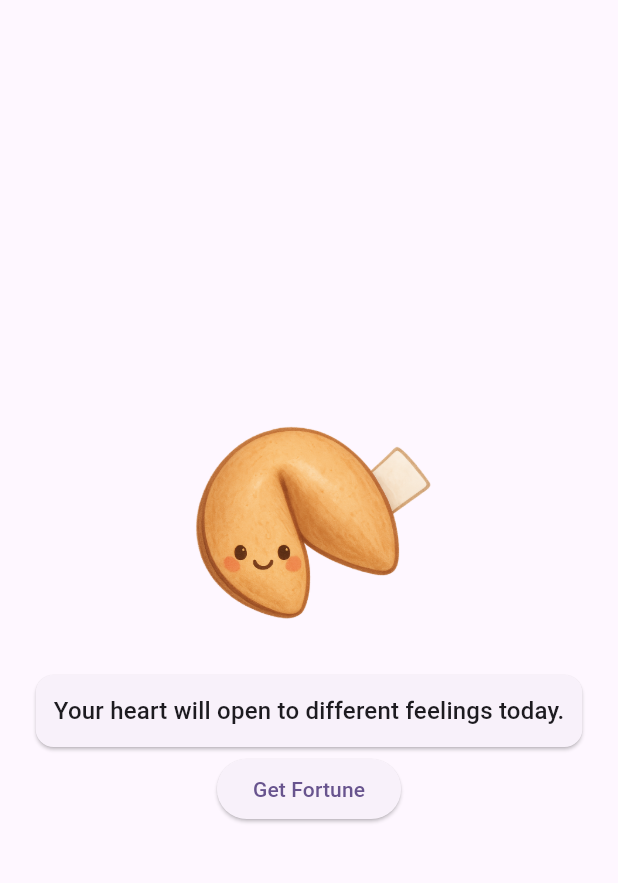
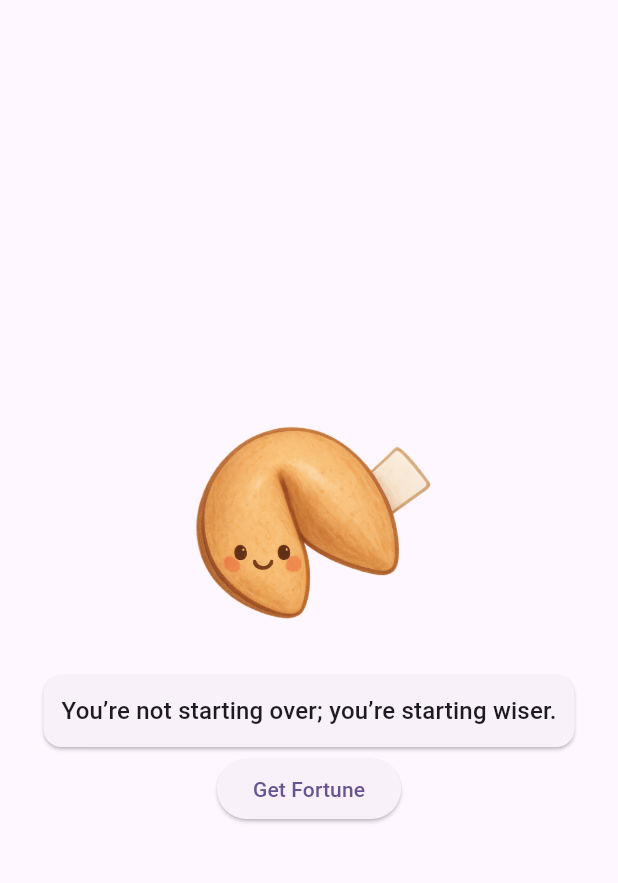
Before and after one commit to LiftAndLogic/fortune-cookie-app, a Flutter app: the screen it shows after launch, after a tap on "Get Fortune", on a phone screen of 412 x 824 dp, the part 63-946 px from its top. Run offline on Flutter 3.47's test engine with Material 3 defaults, Android fonts, the phone set to English and light mode, and no system bars.

Commit message:
Update main.dart
Added a few more messages in the fortune list.

```diff
--- a/lib/main.dart
+++ b/lib/main.dart
@@ -33,13 +33,41 @@ class _MyHomePageState extends State<MyHomePage> {
   String _currentFortune = "";
 
   final _fortuneList = [
-    "You will pet a dog today.",
     "You will experience something special today.",
     "Your heart will open to different feelings today.",
     "You will be your greatest self tomorrow.",
     "You will receive the prize of your hardwork tomorrow.",
-    "Get ready for receiving, a buttload of blessings are coming your way.",
-    "Always listen to your girlfriend.",
+    "Get ready for receiving, a boatload of blessings are coming your way.",
+    "Don’t hold onto things that require a tight grip.",
+    "The universe has already heard your wish. Now trust the timing.",
+    "Storms don’t come to destroy you—they come to clear your path.",
+    "Growth looks like discomfort in disguise.",
+    "The moon teaches us: even in phases, you’re still whole.",
+    "You will soon receive good news—unless your phone is on silent.",
+    "Life is short. Eat the cookie.",
+    "Avoid arguments with fools—they will drag you down and beat you with experience.",
+    "The fortune you seek is in another cookie.",
+    "Your pet secretly judges your life choices.",
+    "You will achieve greatness… after one more nap.",
+    "Warning: Do not mistake this cookie for life advice.",
+    "Your future self is impressed you’re still holding it together.",
+    "It’s okay to be the plot twist in your own story.",
+    "Stop shrinking to fit places you’ve outgrown.",
+    "You’re not behind. You’re on a path that isn’t rushed.",
+    "You are divinely guided—even when the path feels unclear.",
+    "When the soul is ready, the signs appear.",
+    "Trust the timing. The universe is never late.",
+    "The answers you seek are already within you.",
+    "Let the divine plan unfold. Your only task is to stay open.",
+    "You are not just living life. Life is living through you.",
+    "There is strength in softness and power in grace.",
+    "Every setback is a setup for something greater.",
+    "The fire within you is stronger than any storm around you.",
+    "You’re not starting over; you’re starting wiser.",
+    "Your courage will lead someone else to find theirs.",
+    "Even your smallest step forward is a rebellion against giving up.",
+    "You were never meant to blend in. You’re here to shift the room.",
+    "You are becoming someone you once needed. That’s beautiful.",
   ];
 
   void _randomFortune() {
```
